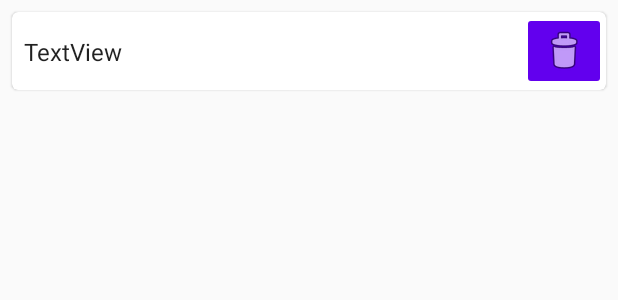
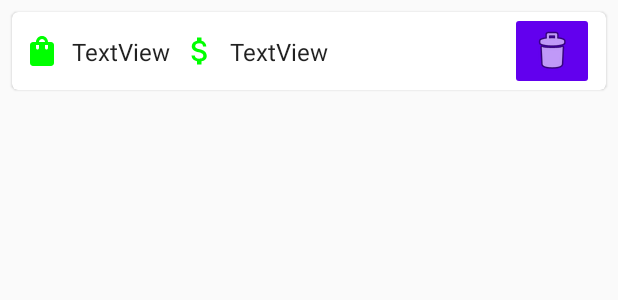
Before and after one commit to luizfelipetorres/kotlin_shopping-list, an Android app: the layout item.xml on its own in the app's theme, with its tools: preview values and no code run, on a phone screen of 412 x 824 dp. Shown: the top 300 px of the screen. Run offline under Robolectric (Android 15) with nearby library versions, the phone set to English and light mode, and no system bars.

Commit message:
Add money to item

```diff
--- a/app/src/main/java/com/lftf/simplelist/adapters/RVAdapter.kt
+++ b/app/src/main/java/com/lftf/simplelist/adapters/RVAdapter.kt
@@ -22,17 +22,16 @@ class RVAdapter(val context: Context, private val itemList: List<ItemModel>) :
      * inner class (classe interna) viewHolder, manipulada por RVAdapter
      */
     inner class ViewHolder(view: View) : RecyclerView.ViewHolder(view) {
-        private val textView: TextView = view.findViewById(R.id.text_view)
+        private val textViewTitle: TextView = view.findViewById(R.id.text_view_title)
+        private val textViewValue: TextView = view.findViewById(R.id.text_view_value)
         private val buttonDelete: ImageButton = view.findViewById(R.id.button_delete)
 
         fun bind(item: ItemModel, position: Int) {
             val repo = ItemRepository(context)
-            textView.text = """
-            Titulo:     ${item.title} (${position})
-            Quantidade: ${item.quantity}
-            Valor:      R$ ${"%.2f".format(item.value)}
-            Total:      R$ ${"%.2f".format(item.getTotalValue())}
-            """.trimIndent()
+            textViewTitle.text = "${item.title}"
+            textViewValue.text = "${"%.2f".format(item.value)}"
+
+
 
             buttonDelete.setOnClickListener {
                 if (repo.delete(item.id) > 0){
--- a/app/src/main/res/layout/item.xml
+++ b/app/src/main/res/layout/item.xml
@@ -6,8 +6,7 @@
     android:layout_width="match_parent"
     android:layout_height="wrap_content"
     android:layout_margin="8dp"
-    android:padding="8dp"
-    >
+    android:padding="8dp">
 
     <android.support.constraint.ConstraintLayout
         android:layout_width="match_parent"
@@ -15,8 +14,19 @@
         app:layout_constraintStart_toStartOf="parent"
         app:layout_constraintTop_toTopOf="parent">
 
+
+        <ImageView
+            android:id="@+id/ic_shoppint_bag"
+            android:layout_width="wrap_content"
+            android:layout_height="wrap_content"
+            android:layout_marginHorizontal="@dimen/margin_til"
+            android:src="@drawable/ic_baseline_shopping_bag_24"
+            app:layout_constraintBottom_toBottomOf="@+id/text_view_title"
+            app:layout_constraintStart_toStartOf="parent"
+            app:layout_constraintTop_toTopOf="@+id/text_view_title" />
+
         <TextView
-            android:id="@+id/text_view"
+            android:id="@+id/text_view_title"
             android:layout_width="wrap_content"
             android:layout_height="wrap_content"
             android:layout_marginStart="8dp"
@@ -28,14 +38,40 @@
             android:textAppearance="@style/TextAppearance.AppCompat.Large"
             android:textSize="16sp"
             app:layout_constraintBottom_toBottomOf="parent"
-            app:layout_constraintStart_toStartOf="parent"
-            app:layout_constraintTop_toTopOf="parent"
-            />
+            app:layout_constraintStart_toEndOf="@id/ic_shoppint_bag"
+            app:layout_constraintTop_toTopOf="parent" />
+
+        <ImageView
+            android:id="@+id/ic_money"
+            android:layout_width="wrap_content"
+            android:layout_height="wrap_content"
+            android:layout_marginHorizontal="@dimen/margin_til"
+            android:src="@drawable/ic_baseline_attach_money_24"
+            app:layout_constraintBottom_toBottomOf="@+id/text_view_value"
+            app:layout_constraintStart_toEndOf="@id/text_view_title"
+            app:layout_constraintTop_toTopOf="@+id/text_view_value" />
+
+        <TextView
+            android:id="@+id/text_view_value"
+            android:layout_width="wrap_content"
+            android:layout_height="wrap_content"
+            android:layout_marginStart="8dp"
+            android:layout_marginTop="8dp"
+            android:layout_marginBottom="8dp"
+            android:fontFamily="sans-serif"
+            android:text="TextView"
+            android:textAlignment="viewStart"
+            android:textAppearance="@style/TextAppearance.AppCompat.Large"
+            android:textSize="16sp"
+            app:layout_constraintBottom_toBottomOf="parent"
+            app:layout_constraintStart_toEndOf="@id/ic_money"
+            app:layout_constraintTop_toTopOf="parent" />
 
         <ImageButton
             android:id="@+id/button_delete"
             android:layout_width="wrap_content"
             android:layout_height="wrap_content"
+            android:layout_marginHorizontal="@dimen/margin_til"
             app:layout_constraintBottom_toBottomOf="parent"
             app:layout_constraintEnd_toEndOf="parent"
             app:layout_constraintTop_toTopOf="parent"
```
